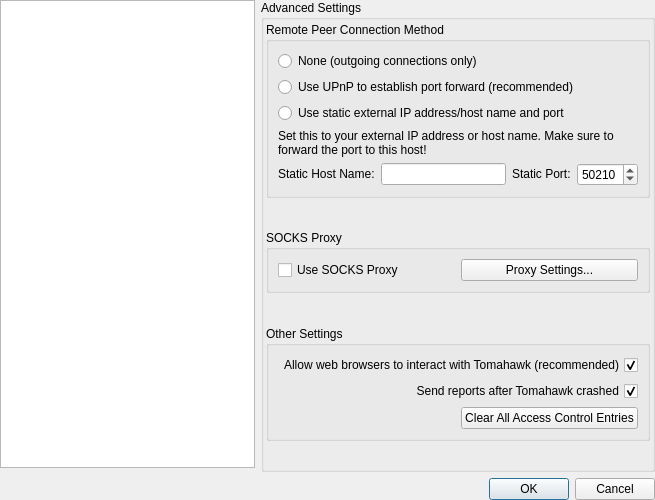
Above: src/StackedSettingsDialog.ui from tomahawk-player/tomahawk before the change. Below: the same form after it.
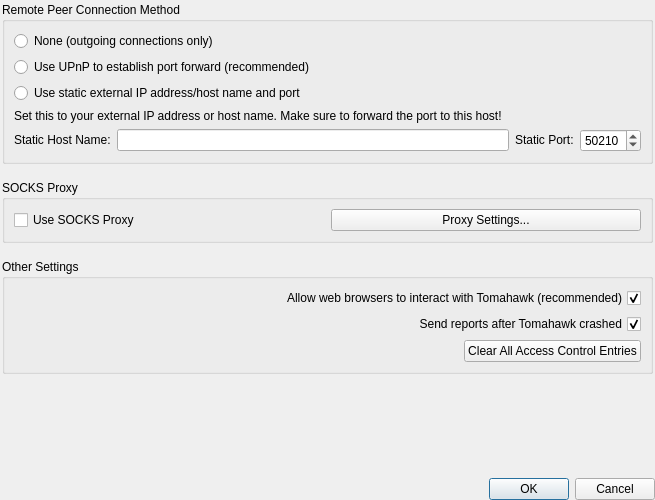
That is the form after the change. The open tabs and pages were chosen to show the change. Custom widgets are drawn as their Qt base class.

Commit message: Replace the list widget in the settings dialog with a horizontal thingy.

What changed in the file:
```diff
--- a/src/StackedSettingsDialog.ui
+++ b/src/StackedSettingsDialog.ui
@@ -18,70 +18,7 @@
     <number>0</number>
    </property>
    <item>
-    <layout class="QHBoxLayout" name="horizontalLayout">
-     <item>
-      <layout class="QVBoxLayout" name="verticalLayout">
-       <item>
-        <widget class="QListWidget" name="listWidget">
-         <property name="focusPolicy">
-          <enum>Qt::NoFocus</enum>
-         </property>
-         <property name="frameShape">
-          <enum>QFrame::StyledPanel</enum>
-         </property>
-         <property name="frameShadow">
-          <enum>QFrame::Sunken</enum>
-         </property>
-         <property name="verticalScrollBarPolicy">
-          <enum>Qt::ScrollBarAlwaysOff</enum>
-         </property>
-         <property name="horizontalScrollBarPolicy">
-          <enum>Qt::ScrollBarAlwaysOff</enum>
-         </property>
-         <property name="autoScroll">
-          <bool>true</bool>
-         </property>
-         <property name="iconSize">
-          <size>
-           <width>32</width>
-           <height>32</height>
-          </size>
-         </property>
-         <property name="movement">
-          <enum>QListView::Static</enum>
-         </property>
-         <property name="resizeMode">
-          <enum>QListView::Adjust</enum>
-         </property>
-         <property name="layoutMode">
-          <enum>QListView::Batched</enum>
-         </property>
-         <property name="spacing">
-          <number>1</number>
-         </property>
-         <property name="viewMode">
-          <enum>QListView::IconMode</enum>
-         </property>
-        </widget>
-       </item>
-       <item>
-        <spacer name="verticalSpacer_3">
-         <property name="orientation">
-          <enum>Qt::Vertical</enum>
-         </property>
-         <property name="sizeType">
-          <enum>QSizePolicy::Fixed</enum>
-         </property>
-         <property name="sizeHint" stdset="0">
-          <size>
-           <width>1</width>
-           <height>4</height>
-          </size>
-         </property>
-        </spacer>
-       </item>
-      </layout>
-     </item>
+    <layout class="QVBoxLayout" name="horizontalLayout">
      <item>
       <widget class="QStackedWidget" name="stackedWidget">
        <property name="currentIndex">
@@ -234,17 +171,23 @@
           <number>0</number>
          </property>
          <item>
-          <widget class="QGroupBox" name="groupBoxNetworkAdvanced">
+          <widget class="QFrame" name="frameNetworkAdvanced">
            <property name="sizePolicy">
             <sizepolicy hsizetype="Preferred" vsizetype="Preferred">
              <horstretch>0</horstretch>
              <verstretch>0</verstretch>
             </sizepolicy>
            </property>
-           <property name="title">
-            <string>Advanced Settings</string>
+           <property name="frameShape">
+            <enum>QFrame::NoFrame</enum>
+           </property>
+           <property name="frameShadow">
+            <enum>QFrame::Plain</enum>
            </property>
            <layout class="QVBoxLayout" name="verticalLayout_13">
+            <property name="spacing">
+             <number>-1</number>
+            </property>
             <property name="margin">
              <number>2</number>
             </property>
@@ -342,10 +285,13 @@
               <property name="orientation">
                <enum>Qt::Vertical</enum>
               </property>
+              <property name="sizeType">
+               <enum>QSizePolicy::Fixed</enum>
+              </property>
               <property name="sizeHint" stdset="0">
                <size>
                 <width>20</width>
-                <height>40</height>
+                <height>10</height>
                </size>
               </property>
              </spacer>
@@ -378,10 +324,13 @@
               <property name="orientation">
                <enum>Qt::Vertical</enum>
               </property>
+              <property name="sizeType">
+               <enum>QSizePolicy::Fixed</enum>
+              </property>
               <property name="sizeHint" stdset="0">
                <size>
                 <width>20</width>
-                <height>40</height>
+                <height>10</height>
                </size>
               </property>
              </spacer>
```
Left out of the diff: 23 changed lines with no effect on the pictures. The commit also changes 5 other files.
